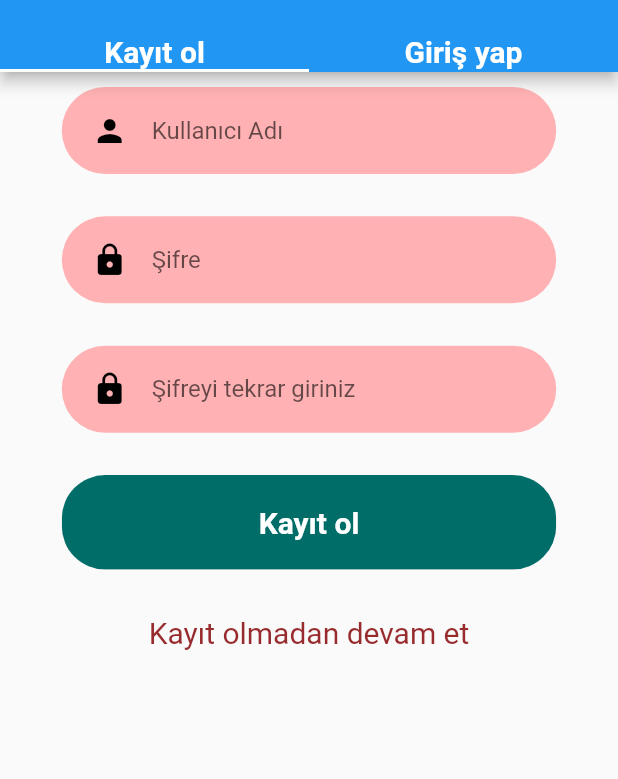
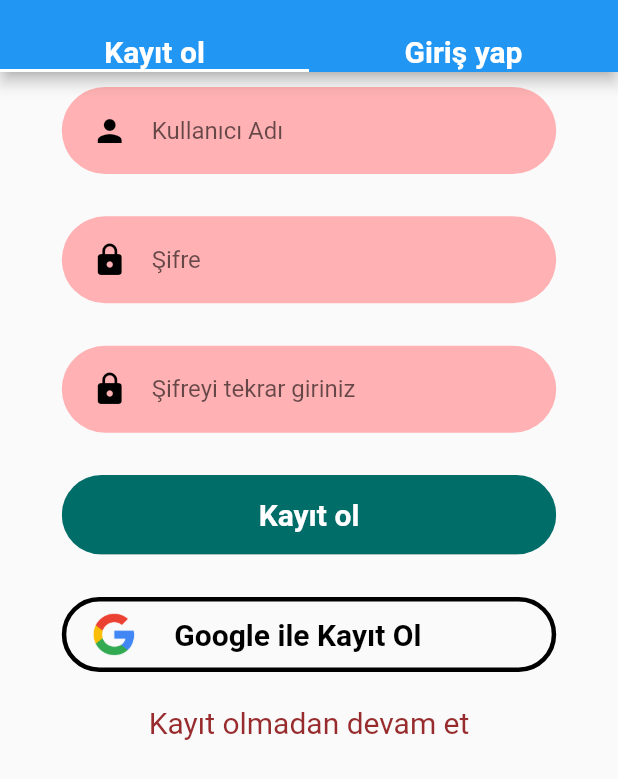
Before and after one commit to yalgettekin/Takim57, a Flutter app: the LoginTabBarController screen opened directly, on a phone screen of 412 x 824 dp. Shown: the top 779 px of the screen. Run offline on Flutter 3.47's test engine with Material 2 defaults, Android fonts, the light colour scheme and no system bars; our stand-ins replace hive, hive_flutter, introduction_screen; accounts and stored records are empty.

Commit message:
Create google sign in and sign up button

```diff
--- /dev/null
+++ b/lib/Components/Login/GoogleLoginButton.dart
@@ -0,0 +1,50 @@
+// ignore_for_file: file_names
+
+import 'package:flutter/material.dart';
+import '../../Constants/TextStyleConstant.dart';
+
+class GoogleLoginButton extends StatelessWidget {
+  final String text;
+  final VoidCallback? onPressed;
+  const GoogleLoginButton({
+    Key? key,
+    required this.text,
+    this.onPressed,
+  }) : super(key: key);
+
+  @override
+  Widget build(BuildContext context) {
+    Size size = MediaQuery.of(context).size;
+    return Container(
+      margin: const EdgeInsets.symmetric(vertical: 10),
+      width: size.width * 0.8,
+      child: newOutlinedButton(),
+    );
+  }
+
+  Widget newOutlinedButton() {
+    return OutlinedButton(
+      child: Opacity(
+        opacity: 1,
+        child: Row(
+          children: [
+            Image.asset('assets/google_icon.png', width: 30),
+            const SizedBox(width: 25),
+            Text(
+              text,
+              style: kGoogleLoginTextStyle,
+            ),
+          ],
+        ),
+      ),
+      onPressed: onPressed,
+      style: OutlinedButton.styleFrom(
+          side: const BorderSide(width: 3.0),
+          padding: const EdgeInsets.symmetric(horizontal: 20, vertical: 10),
+          shape: RoundedRectangleBorder(
+            borderRadius: BorderRadius.circular(40),
+          ),
+          textStyle: kGoogleLoginTextStyle),
+    );
+  }
+}
--- a/lib/Components/Login/RoundedButton.dart
+++ b/lib/Components/Login/RoundedButton.dart
@@ -37,7 +37,7 @@ class RoundedButton extends StatelessWidget {
       onPressed: onPressed,
       style: ElevatedButton.styleFrom(
           primary: color,
-          padding: const EdgeInsets.symmetric(horizontal: 40, vertical: 20),
+          padding: const EdgeInsets.symmetric(horizontal: 40, vertical: 15),
           textStyle: TextStyle(
               color: textColor, fontSize: 20, fontWeight: FontWeight.w600)),
     );
--- a/lib/Constants/StringConstant.dart
+++ b/lib/Constants/StringConstant.dart
@@ -7,3 +7,5 @@ const kPasswordText = "Şifre";
 const kPasswordAgainText = "Şifreyi tekrar giriniz";
 const kContinueWithoutSignInText = "Giriş yapmadan devam et";
 const kContinueWithoutSignUpText = "Kayıt olmadan devam et";
+const kSignInWithGoogleText = "Google ile Giriş Yap";
+const kSignUpWithGoogleText = "Google ile Kayıt Ol";
--- a/lib/Constants/TextStyleConstant.dart
+++ b/lib/Constants/TextStyleConstant.dart
@@ -5,5 +5,7 @@ import 'package:flutter/material.dart';
 
 const TextStyle kTabTitleTextStyle =
     TextStyle(color: kWhite, fontSize: 20.0, fontWeight: FontWeight.w600);
+const TextStyle kGoogleLoginTextStyle =
+    TextStyle(color: kBlack, fontSize: 20.0, fontWeight: FontWeight.w600);
 const TextStyle kContinueWithoutLoginTextStyle =
     TextStyle(color: kClaretRed, fontSize: 20.0, fontWeight: FontWeight.w400);
--- a/lib/Screens/Login/SignInScreen.dart
+++ b/lib/Screens/Login/SignInScreen.dart
@@ -7,6 +7,7 @@ import '../../Components/Login/RoundedInputField.dart';
 import '../../Components/Login/RoundedPasswordField.dart';
 import '../../Components/Login/RoundedButton.dart';
 import '../BottomNavigationController.dart';
+import '../../Components/Login/GoogleLoginButton.dart';
 
 class SignInScreen extends StatelessWidget {
   const SignInScreen({Key? key}) : super(key: key);
@@ -33,10 +34,8 @@ class SignInScreen extends StatelessWidget {
               text: kSignInText,
               onPressed: () {},
             ),
-            // GoogleLoginButton(
-            //       iconSrc: "assets/icons/facebook.svg",
-            //       press: () {},
-            // ),
+            SizedBox(height: size.height * 0.01),
+            const GoogleLoginButton(text: kSignInWithGoogleText),
             TextButton(
               onPressed: () {
                 goToHomeScreen(context);
--- a/lib/Screens/Login/SignUpScreen.dart
+++ b/lib/Screens/Login/SignUpScreen.dart
@@ -1,13 +1,13 @@
 // ignore_for_file: file_names
 
 import 'package:flutter/material.dart';
-import 'package:flutter_application_1/Screens/BoardTab.dart';
 import '../../Constants/TextStyleConstant.dart';
 import '../../Constants/StringConstant.dart';
 import '../../Components/Login/RoundedInputField.dart';
 import '../../Components/Login/RoundedButton.dart';
 import '../../Components/Login/RoundedPasswordField.dart';
 import '../BottomNavigationController.dart';
+import '../../Components/Login/GoogleLoginButton.dart';
 
 class SignUpScreen extends StatelessWidget {
   const SignUpScreen({Key? key}) : super(key: key);
@@ -40,10 +40,7 @@ class SignUpScreen extends StatelessWidget {
             onPressed: () {},
           ),
           SizedBox(height: size.height * 0.01),
-          // GoogleLoginButton(
-          //       iconSrc: "assets/icons/facebook.svg",
-          //       press: () {},
-          // ),
+          const GoogleLoginButton(text: kSignUpWithGoogleText),
           TextButton(
               onPressed: () {
                 goToHomeScreen(context);
```
Also changed, not shown: assets/google_icon.png (added).
